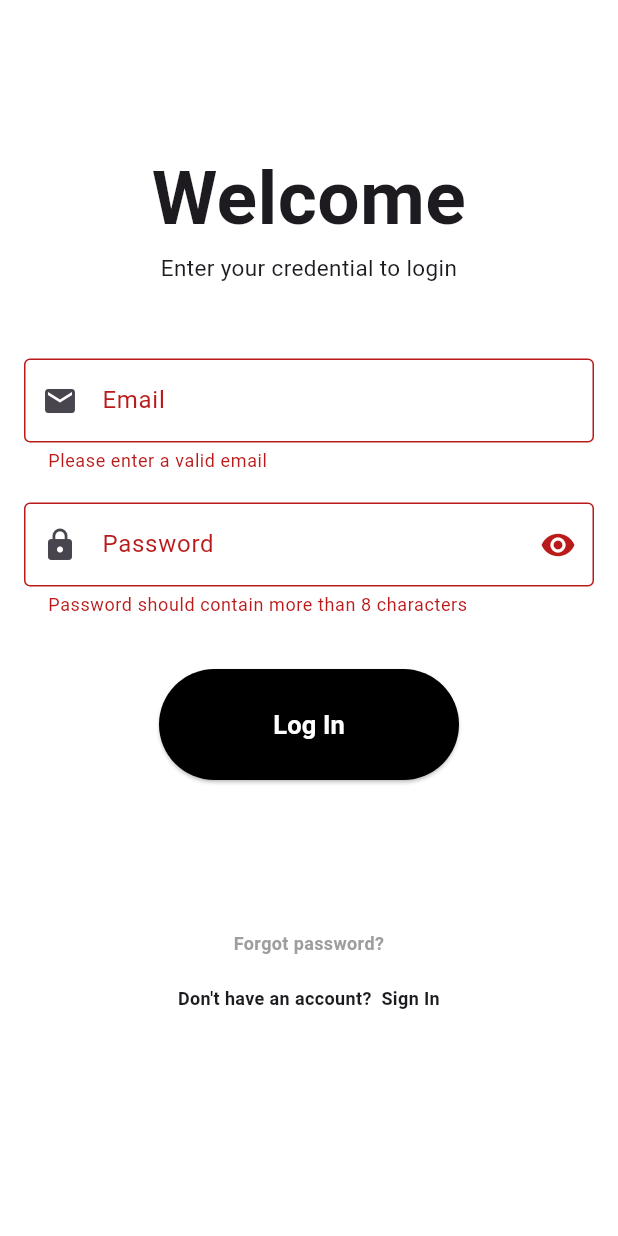
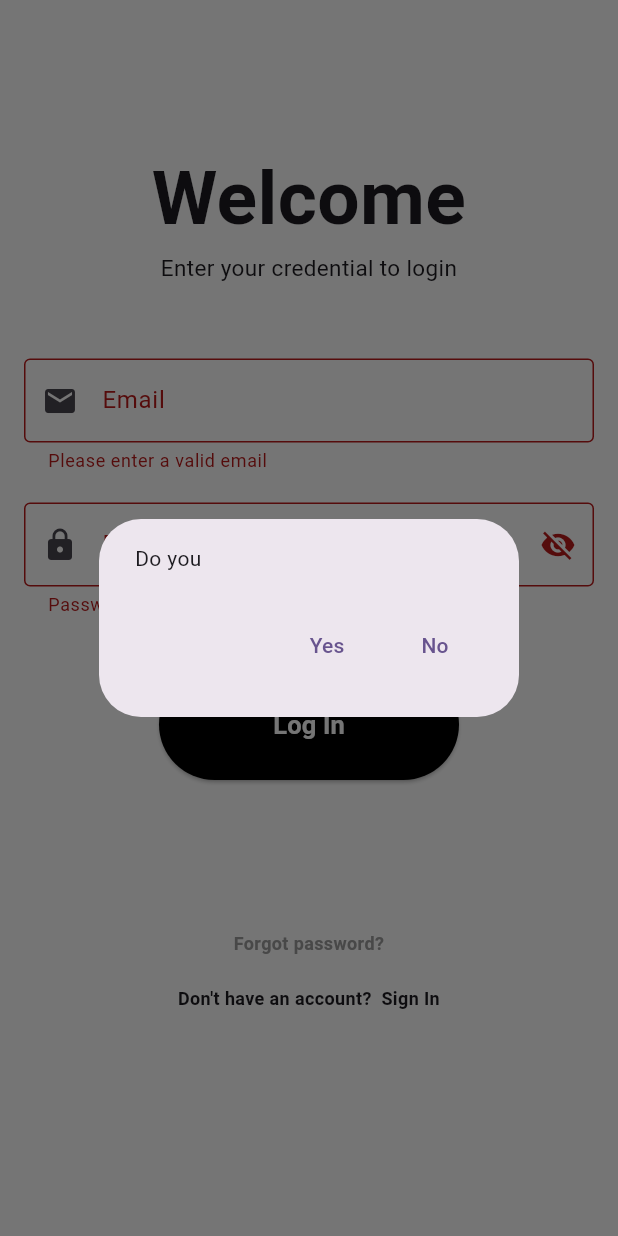
Before and after one commit to fritzjohn-wvsu/cc206-Hotel_Reservation_System, a Flutter app: the screen it shows after launch, after a tap on "Log In", on a phone screen of 412 x 824 dp. Run offline on Flutter 3.47's test engine with Material 3 defaults, Android fonts, the phone set to English and light mode, and no system bars.

Commit message:
Added Changes

```diff
--- a/lib/features/updated_login_page.dart
+++ b/lib/features/updated_login_page.dart
@@ -98,8 +98,26 @@ class _LoginState extends State<Login> {
             SizedBox(
               width: 200,
               child: ElevatedButton(
-                onPressed: () {
+                onPressed: () async {
                   _formKey.currentState!.validate();
+
+                  String? response = await showDialog<String>(
+                    context : context,
+                    builder: (BuildContext context) {
+                      return AlertDialog(
+                        content: const Text('Do you '),
+                        actions: <Widget>[
+                          TextButton(
+                            child: const Text('Yes'),
+                            onPressed: () => Navigator.pop(context, 'Yes')),
+                          TextButton(
+                          child: const Text('No'),
+                          onPressed: () => Navigator.pop(context, 'No')),
+                        ],
+                      );
+                    },
+                  );
+                  print(response);
                 },
                 style: ElevatedButton.styleFrom(
                   padding: const EdgeInsets.symmetric(vertical: 25),
@@ -154,6 +172,6 @@ class _LoginState extends State<Login> {
          _isSecurePassword = !_isSecurePassword;
       });
 
-    }, icon: _isSecurePassword ? Icon(Icons.visibility) : Icon(Icons.visibility_off));
+    }, icon: _isSecurePassword ? Icon(Icons.visibility_off) : Icon(Icons.visibility));
   }
 }
```
